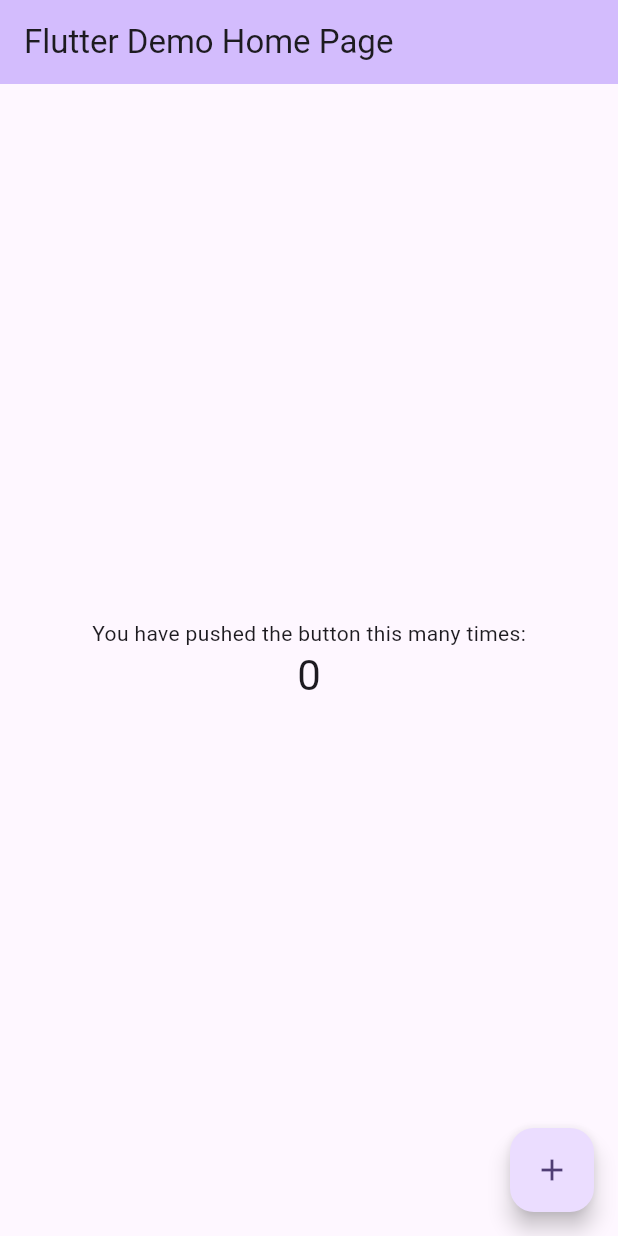
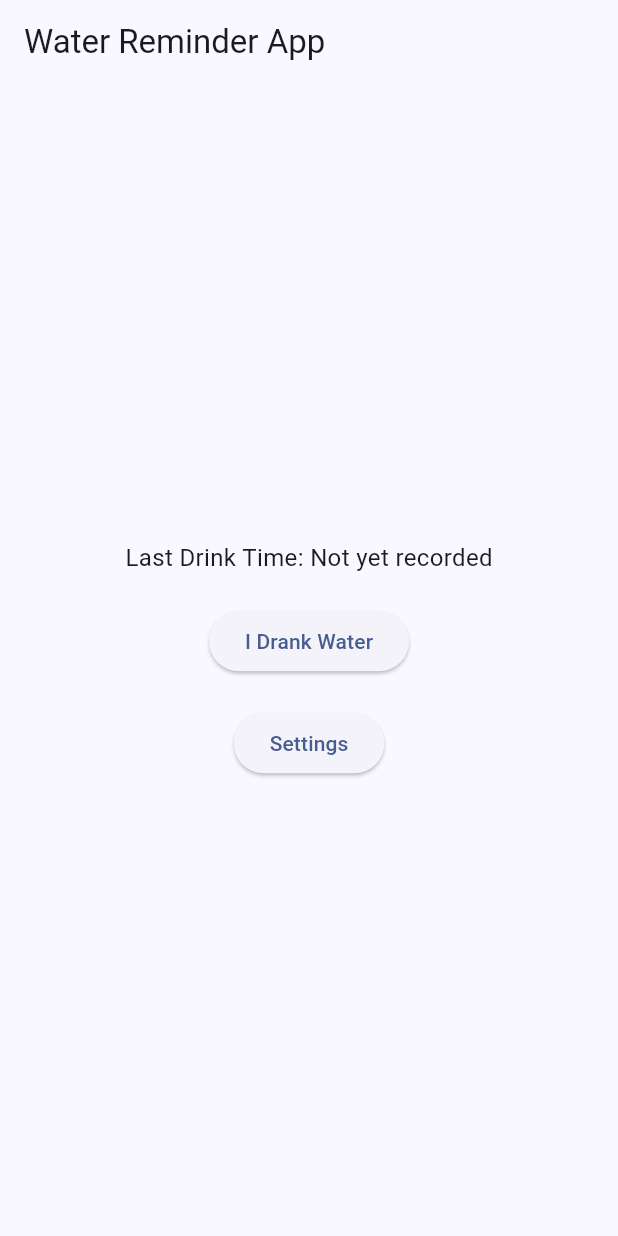
Before and after one commit to nishant201296/sip-sip, a Flutter app: the screen it shows after launch, on a phone screen of 412 x 824 dp. Run offline on Flutter 3.47's test engine with Material 3 defaults, Android fonts, the light colour scheme and no system bars; our stand-ins replace flutter_local_notifications, flutter_timezone, get_it, permission_handler, shared_preferences, timezone.

Commit message:
Adds home and setting screen

```diff
--- /dev/null
+++ b/lib/core/routes/route_aware_widget.dart
@@ -0,0 +1,41 @@
+import 'package:flutter/material.dart';
+
+final RouteObserver<PageRoute> _routeObserver = RouteObserver<PageRoute>();
+
+class RouteAwareWidget extends StatefulWidget {
+  const RouteAwareWidget({super.key, required this.child, required this.name});
+  final Widget child;
+  final String name;
+
+  @override
+  State<RouteAwareWidget> createState() => _RouteAwareWidgetState();
+}
+
+class _RouteAwareWidgetState extends State<RouteAwareWidget> with RouteAware {
+  @override
+  void didChangeDependencies() {
+    super.didChangeDependencies();
+    _routeObserver.subscribe(this, ModalRoute.of(context) as PageRoute);
+  }
+
+  @override
+  void dispose() {
+    _routeObserver.unsubscribe(this);
+    super.dispose();
+  }
+
+  @override
+  void didPush() {
+    debugPrint('didPush ${widget.name}');
+  }
+
+  @override
+  void didPopNext() {
+    debugPrint('didPopNext ${widget.name}');
+  }
+
+  @override
+  Widget build(BuildContext context) {
+    return widget.child;
+  }
+}
--- /dev/null
+++ b/lib/core/routes/routes.dart
@@ -0,0 +1,51 @@
+import 'package:flutter/material.dart';
+import 'package:get_it/get_it.dart';
+import 'package:sip_sip/reminder/presentation/viewmodels/reminder_view_model.dart';
+import 'package:sip_sip/core/routes/route_aware_widget.dart';
+import 'package:sip_sip/reminder/presentation/ui/home_screen.dart';
+import 'package:sip_sip/reminder/presentation/ui/settings_screen.dart';
+
+class RouteConfig {
+  final WidgetBuilder builder;
+  final String route;
+
+  RouteConfig({required this.builder, required this.route});
+}
+
+enum Routes {
+  home,
+  settings;
+
+  static Map<String, WidgetBuilder> get routes {
+    Map<String, WidgetBuilder> widgetMap = {};
+    for (var key in Routes.values) {
+      widgetMap[key.config.route] = key.config.builder;
+    }
+    return widgetMap;
+  }
+}
+
+extension RouteExtension on Routes {
+  RouteConfig get config {
+    switch (this) {
+      case Routes.home:
+        return RouteConfig(
+          builder: (context) => RouteAwareWidget(
+            name: "HomePage",
+            child:
+                HomeScreen(viewModel: GetIt.instance.get<ReminderViewModel>()),
+          ),
+          route: '/',
+        );
+      case Routes.settings:
+        return RouteConfig(
+          builder: (context) => RouteAwareWidget(
+            name: "SettingsPage",
+            child: SettingsScreen(
+                viewModel: GetIt.instance.get<ReminderViewModel>()),
+          ),
+          route: 'settings',
+        );
+    }
+  }
+}
--- /dev/null
+++ b/lib/core/utils/constants.dart
@@ -0,0 +1,3 @@
+class StringConstants {
+  static const String appName = 'Sip Sip';
+}
--- a/lib/main.dart
+++ b/lib/main.dart
@@ -1,125 +1,27 @@
 import 'package:flutter/material.dart';
+import 'package:sip_sip/core/di/dependency_injection.dart';
+import 'package:sip_sip/core/routes/routes.dart';
+import 'package:sip_sip/core/utils/constants.dart';
 
 void main() {
-  runApp(const MyApp());
+  DependencyInjection.configure();
+  runApp(const SipSip());
 }
 
-class MyApp extends StatelessWidget {
-  const MyApp({super.key});
+class SipSip extends StatelessWidget {
+  const SipSip({super.key});
 
-  // This widget is the root of your application.
   @override
   Widget build(BuildContext context) {
     return MaterialApp(
-      title: 'Flutter Demo',
+      title: StringConstants.appName,
       theme: ThemeData(
-        // This is the theme of your application.
-        //
-        // TRY THIS: Try running your application with "flutter run". You'll see
-        // the application has a purple toolbar. Then, without quitting the app,
-        // try changing the seedColor in the colorScheme below to Colors.green
-        // and then invoke "hot reload" (save your changes or press the "hot
-        // reload" button in a Flutter-supported IDE, or press "r" if you used
-        // the command line to start the app).
-        //
-        // Notice that the counter didn't reset back to zero; the application
-        // state is not lost during the reload. To reset the state, use hot
-        // restart instead.
-        //
-        // This works for code too, not just values: Most code changes can be
-        // tested with just a hot reload.
-        colorScheme: ColorScheme.fromSeed(seedColor: Colors.deepPurple),
+        colorScheme:
+            ColorScheme.fromSeed(seedColor: Colors.blueAccent.shade400),
         useMaterial3: true,
       ),
-      home: const MyHomePage(title: 'Flutter Demo Home Page'),
+      initialRoute: Routes.home.config.route,
+      routes: Routes.routes,
     );
   }
 }
-
-class MyHomePage extends StatefulWidget {
-  const MyHomePage({super.key, required this.title});
-
-  // This widget is the home page of your application. It is stateful, meaning
-  // that it has a State object (defined below) that contains fields that affect
-  // how it looks.
-
-  // This class is the configuration for the state. It holds the values (in this
-  // case the title) provided by the parent (in this case the App widget) and
-  // used by the build method of the State. Fields in a Widget subclass are
-  // always marked "final".
-
-  final String title;
-
-  @override
-  State<MyHomePage> createState() => _MyHomePageState();
-}
-
-class _MyHomePageState extends State<MyHomePage> {
-  int _counter = 0;
-
-  void _incrementCounter() {
-    setState(() {
-      // This call to setState tells the Flutter framework that something has
-      // changed in this State, which causes it to rerun the build method below
-      // so that the display can reflect the updated values. If we changed
-      // _counter without calling setState(), then the build method would not be
-      // called again, and so nothing would appear to happen.
-      _counter++;
-    });
-  }
-
-  @override
-  Widget build(BuildContext context) {
-    // This method is rerun every time setState is called, for instance as done
-    // by the _incrementCounter method above.
-    //
-    // The Flutter framework has been optimized to make rerunning build methods
-    // fast, so that you can just rebuild anything that needs updating rather
-    // than having to individually change instances of widgets.
-    return Scaffold(
-      appBar: AppBar(
-        // TRY THIS: Try changing the color here to a specific color (to
-        // Colors.amber, perhaps?) and trigger a hot reload to see the AppBar
-        // change color while the other colors stay the same.
-        backgroundColor: Theme.of(context).colorScheme.inversePrimary,
-        // Here we take the value from the MyHomePage object that was created by
-        // the App.build method, and use it to set our appbar title.
-        title: Text(widget.title),
-      ),
-      body: Center(
-        // Center is a layout widget. It takes a single child and positions it
-        // in the middle of the parent.
-        child: Column(
-          // Column is also a layout widget. It takes a list of children and
-          // arranges them vertically. By default, it sizes itself to fit its
-          // children horizontally, and tries to be as tall as its parent.
-          //
-          // Column has various properties to control how it sizes itself and
-          // how it positions its children. Here we use mainAxisAlignment to
-          // center the children vertically; the main axis here is the vertical
-          // axis because Columns are vertical (the cross axis would be
-          // horizontal).
-          //
-          // TRY THIS: Invoke "debug painting" (choose the "Toggle Debug Paint"
-          // action in the IDE, or press "p" in the console), to see the
-          // wireframe for each widget.
-          mainAxisAlignment: MainAxisAlignment.center,
-          children: <Widget>[
-            const Text(
-              'You have pushed the button this many times:',
-            ),
-            Text(
-              '$_counter',
-              style: Theme.of(context).textTheme.headlineMedium,
-            ),
-          ],
-        ),
-      ),
-      floatingActionButton: FloatingActionButton(
-        onPressed: _incrementCounter,
-        tooltip: 'Increment',
-        child: const Icon(Icons.add),
-      ), // This trailing comma makes auto-formatting nicer for build methods.
-    );
-  }
-}
--- /dev/null
+++ b/lib/reminder/data/data_sources/reminder_data_source.dart
@@ -0,0 +1,6 @@
+abstract class IReminderDataSource {
+  Future<String?> getLastDrankTime();
+  Future<void> setLastDrankTime(String timeMs);
+  Future<String?> getNotificationDuration();
+  Future<void> setNotificationDuration(String timeMs);
+}
--- /dev/null
+++ b/lib/reminder/domain/models/domain_entities.dart
@@ -0,0 +1,11 @@
+enum PermissionResult {
+  granted,
+  requestAgain,
+  showManualDialog,
+  na;
+}
+
+const notificationId = "reminder_app";
+const notificationChannel = "reminder_channel";
+const notificationDescription =
+    "Used for sending notification as a reminder to drink water";
--- /dev/null
+++ b/lib/reminder/domain/repository/reminder_repository.dart
@@ -0,0 +1,6 @@
+abstract class IReminderRepository {
+  Future<DateTime?> getLastDrankTime();
+  Future<void> setLastDrankTime();
+  Future<int?> getNotificationDuration();
+  Future<void> setNotificationDuration(String timeMs);
+}
--- /dev/null
+++ b/lib/reminder/presentation/ui/home_screen.dart
@@ -0,0 +1,90 @@
+import 'package:flutter/material.dart';
+import 'package:sip_sip/reminder/domain/models/domain_entities.dart';
+import 'package:sip_sip/reminder/presentation/viewmodels/reminder_view_model.dart';
+import 'package:sip_sip/core/routes/routes.dart';
+
+class HomeScreen extends StatefulWidget {
+  final ReminderViewModel viewModel;
+  const HomeScreen({super.key, required this.viewModel});
+
+  @override
+  State<HomeScreen> createState() => _HomeScreenState();
+}
+
+class _HomeScreenState extends State<HomeScreen> {
+  @override
+  void initState() {
+    super.initState();
+
+    widget.viewModel.notificationPermissionResult
+        .addListener(_notificationPermissionListener);
+    widget.viewModel.requestNotificationPermission();
+  }
+
+  @override
+  void dispose() {
+    widget.viewModel.notificationPermissionResult
+        .removeListener(_notificationPermissionListener);
+    super.dispose();
+  }
+
+  void _notificationPermissionListener() {
+    switch (widget.viewModel.notificationPermissionResult.value) {
+      case PermissionResult.granted:
+        {
+          widget.viewModel.initializeNotifications();
+          break;
+        }
+      case PermissionResult.requestAgain:
+        {
+          // showPermissionSnackBar(true);
+          break;
+        }
+      case PermissionResult.showManualDialog:
+        {
+          // showPermissionSnackBar(true);
+          break;
+        }
+      case PermissionResult.na:
+    }
+    widget.viewModel.loadLastDrinkTime();
+  }
+
+  @override
+  Widget build(BuildContext context) {
+    return Scaffold(
+      appBar: AppBar(
+        title: const Text('Water Reminder App'),
+      ),
+      body: Center(
+        child: Column(
+          mainAxisAlignment: MainAxisAlignment.center,
+          children: <Widget>[
+            ValueListenableBuilder<DateTime?>(
+              valueListenable: widget.viewModel.lastDrankTime,
+              builder: (context, value, child) {
+                return Text(
+                  'Last Drink Time: ${(value != null) ? value.toLocal().toString() : 'Not yet recorded'}',
+                  style: const TextStyle(fontSize: 16),
+                );
+              },
+            ),
+            const SizedBox(height: 20),
+            ElevatedButton(
+              onPressed: () {
+                widget.viewModel.onDrankNowClicked();
+              },
+              child: const Text('I Drank Water'),
+            ),
+            const SizedBox(height: 20),
+            ElevatedButton(
+              onPressed: () =>
+                  Navigator.pushNamed(context, Routes.settings.config.route),
+              child: const Text('Settings'),
+            ),
+          ],
+        ),
+      ),
+    );
+  }
+}
```
Also changed, not shown: lib/core/di/dependency_injection.dart (added, +24 -0 lines), lib/reminder/data/data_sources/reminder_local_data_source.dart (added, +31 -0 lines), lib/reminder/data/repositoryImpl/reminder_repository.dart (added, +45 -0 lines), lib/reminder/domain/services/notification_service.dart (added, +33 -0 lines), lib/reminder/domain/services/permission_service.dart (added, +24 -0 lines), lib/reminder/presentation/ui/settings_screen.dart (added, +57 -0 lines), lib/reminder/presentation/viewmodels/reminder_view_model.dart (added, +110 -0 lines), pubspec.yaml (+9 -3 lines), pubspec.lock, 16 other files.
